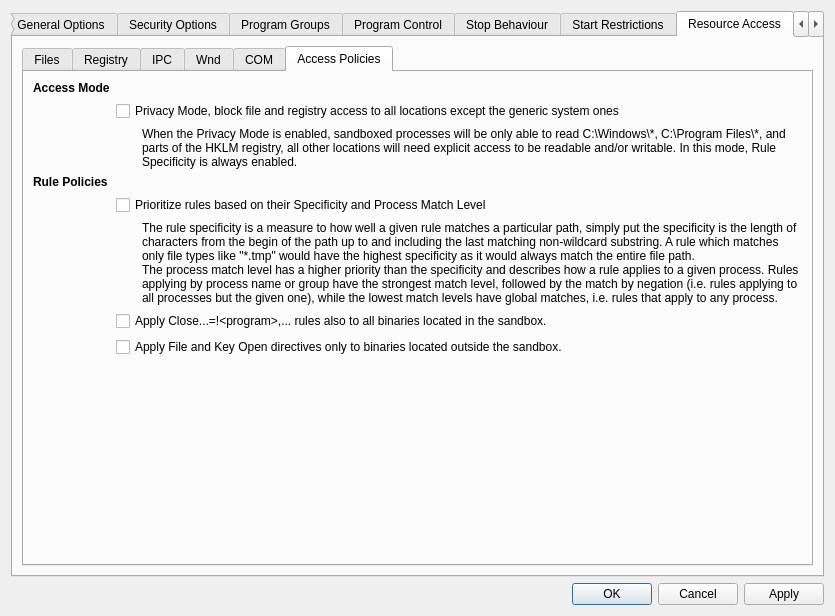
sandboxie-plus/Sandboxie, file SandboxiePlus/SandMan/Forms/OptionsWindow.ui: the form before one commit.
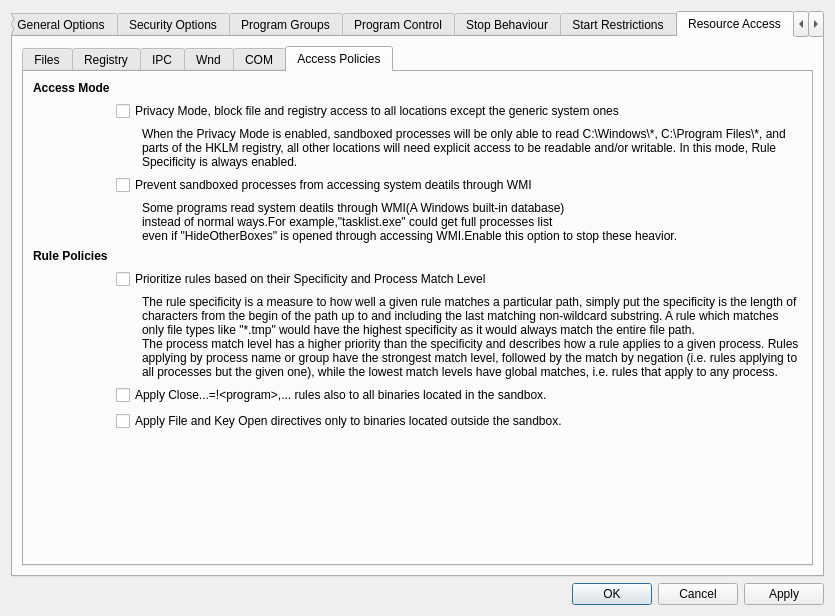
The form after the commit. The open tabs and pages were chosen to show the change.

Diff of the .ui file:
```diff
--- a/SandboxiePlus/SandMan/Forms/OptionsWindow.ui
+++ b/SandboxiePlus/SandMan/Forms/OptionsWindow.ui
@@ -7,7 +7,7 @@
     <x>0</x>
     <y>0</y>
     <width>835</width>
-    <height>588</height>
+    <height>575</height>
    </rect>
   </property>
   <property name="sizePolicy">
@@ -3086,22 +3086,55 @@
             <attribute name="title">
              <string>Access Policies</string>
             </attribute>
-            <layout class="QGridLayout" name="gridLayout_51">
-             <property name="leftMargin">
-              <number>9</number>
-             </property>
-             <property name="topMargin">
-              <number>9</number>
-             </property>
-             <property name="rightMargin">
-              <number>9</number>
-             </property>
-             <property name="bottomMargin">
-              <number>9</number>
-             </property>
+            <layout class="QGridLayout" name="gridLayout_36">
              <item row="0" column="0">
-              <layout class="QGridLayout" name="gridLayout_50">
-               <item row="3" column="1">
+              <widget class="QLabel" name="lblMode">
+               <property name="font">
+                <font>
+                 <weight>75</weight>
+                 <bold>true</bold>
+                 <kerning>true</kerning>
+                </font>
+               </property>
+               <property name="text">
+                <string>Access Mode</string>
+               </property>
+              </widget>
+             </item>
+             <item row="1" column="1" colspan="2">
+              <widget class="QCheckBox" name="chkPrivacy">
+               <property name="text">
+                <string>Privacy Mode, block file and registry access to all locations except the generic system ones</string>
+               </property>
+              </widget>
+             </item>
+             <item row="2" column="2">
+              <widget class="QLabel" name="label_55">
+               <property name="text">
+                <string>When the Privacy Mode is enabled, sandboxed processes will be only able to read C:\Windows\*, C:\Program Files\*, and parts of the HKLM registry, all other locations will need explicit access to be readable and/or writable. In this mode, Rule Specificity is always enabled.</string>
+               </property>
+               <property name="wordWrap">
+                <bool>true</bool>
+               </property>
+              </widget>
+             </item>
+             <item row="3" column="1" colspan="2">
+              <widget class="QCheckBox" name="chkBlockWMI">
+               <property name="text">
+                <string>Prevent sandboxed processes from accessing system deatils through WMI</string>
+               </property>
+              </widget>
+             </item>
+             <item row="4" column="2">
+              <widget class="QLabel" name="label_59">
+               <property name="text">
+                <string>Some programs read system deatils through WMI(A Windows built-in database) 
+instead of normal ways.For example,&quot;tasklist.exe&quot; could get full processes list 
+even if &quot;HideOtherBoxes&quot; is opened through accessing WMI.Enable this option to stop these heavior.</string>
+               </property>
+              </widget>
+             </item>
+             <item row="5" column="0">
                 <widget class="QLabel" name="lblPolicy">
                  <property name="font">
                   <font>
@@ -3115,55 +3148,14 @@
                  </property>
                 </widget>
                </item>
-               <item row="6" column="2" colspan="2">
-                <widget class="QCheckBox" name="chkCloseForBox">
-                 <property name="text">
-                  <string>Apply Close...=!&lt;program&gt;,... rules also to all binaries located in the sandbox.</string>
-                 </property>
-                </widget>
-               </item>
-               <item row="4" column="2" colspan="2">
+             <item row="6" column="1" colspan="2">
                 <widget class="QCheckBox" name="chkUseSpecificity">
                  <property name="text">
                   <string>Prioritize rules based on their Specificity and Process Match Level</string>
                  </property>
                 </widget>
                </item>
-               <item row="7" column="2" colspan="2">
-                <widget class="QCheckBox" name="chkNoOpenForBox">
-                 <property name="text">
-                  <string>Apply File and Key Open directives only to binaries located outside the sandbox.</string>
-                 </property>
-                </widget>
-               </item>
-               <item row="8" column="3">
-                <spacer name="horizontalSpacer_9">
-                 <property name="orientation">
-                  <enum>Qt::Horizontal</enum>
-                 </property>
-                 <property name="sizeHint" stdset="0">
-                  <size>
-                   <width>40</width>
-                   <height>20</height>
-                  </size>
-                 </property>
-                </spacer>
-               </item>
-               <item row="0" column="1">
-                <widget class="QLabel" name="lblMode">
-                 <property name="font">
-                  <font>
-                   <weight>75</weight>
-                   <bold>true</bold>
-                   <kerning>true</kerning>
-                  </font>
-                 </property>
-                 <property name="text">
-                  <string>Access Mode</string>
-                 </property>
-                </widget>
-               </item>
-               <item row="5" column="3">
+             <item row="7" column="2">
                 <widget class="QLabel" name="label_54">
                  <property name="text">
                   <string>The rule specificity is a measure to how well a given rule matches a particular path, simply put the specificity is the length of characters from the begin of the path up to and including the last matching non-wildcard substring. A rule which matches only file types like &quot;*.tmp&quot; would have the highest specificity as it would always match the entire file path.
@@ -3174,14 +3166,21 @@
                  </property>
                 </widget>
                </item>
-               <item row="1" column="2" colspan="2">
-                <widget class="QCheckBox" name="chkPrivacy">
+             <item row="8" column="1" colspan="2">
+              <widget class="QCheckBox" name="chkCloseForBox">
                  <property name="text">
-                  <string>Privacy Mode, block file and registry access to all locations except the generic system ones</string>
+                <string>Apply Close...=!&lt;program&gt;,... rules also to all binaries located in the sandbox.</string>
                  </property>
                 </widget>
                </item>
-               <item row="8" column="2">
+             <item row="9" column="1" colspan="2">
+              <widget class="QCheckBox" name="chkNoOpenForBox">
+               <property name="text">
+                <string>Apply File and Key Open directives only to binaries located outside the sandbox.</string>
+               </property>
+              </widget>
+             </item>
+             <item row="10" column="1">
                 <spacer name="verticalSpacer_24">
                  <property name="orientation">
                   <enum>Qt::Vertical</enum>
@@ -3189,22 +3188,23 @@
                  <property name="sizeHint" stdset="0">
                   <size>
                    <width>20</width>
-                   <height>40</height>
+                 <height>81</height>
                   </size>
                  </property>
                 </spacer>
                </item>
-               <item row="2" column="3">
-                <widget class="QLabel" name="label_55">
-                 <property name="text">
-                  <string>When the Privacy Mode is enabled, sandboxed processes will be only able to read C:\Windows\*, C:\Program Files\*, and parts of the HKLM registry, all other locations will need explicit access to be readable and/or writable. In this mode, Rule Specificity is always enabled.</string>
-                 </property>
-                 <property name="wordWrap">
-                  <bool>true</bool>
-                 </property>
-                </widget>
-               </item>
-              </layout>
+             <item row="10" column="2">
+              <spacer name="horizontalSpacer_9">
+               <property name="orientation">
+                <enum>Qt::Horizontal</enum>
+               </property>
+               <property name="sizeHint" stdset="0">
+                <size>
+                 <width>638</width>
+                 <height>20</height>
+                </size>
+               </property>
+              </spacer>
              </item>
             </layout>
            </widget>
```
Left out of the diff: 95 changed lines with no effect on the pictures. Lines whose indentation alone changed are shown as unchanged.
